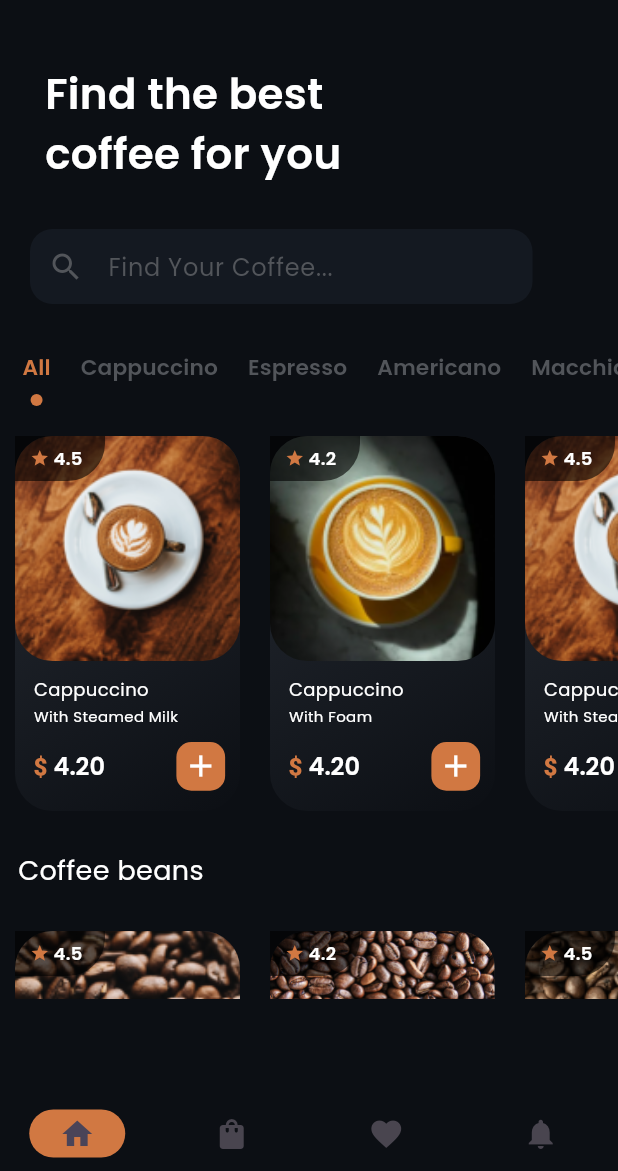
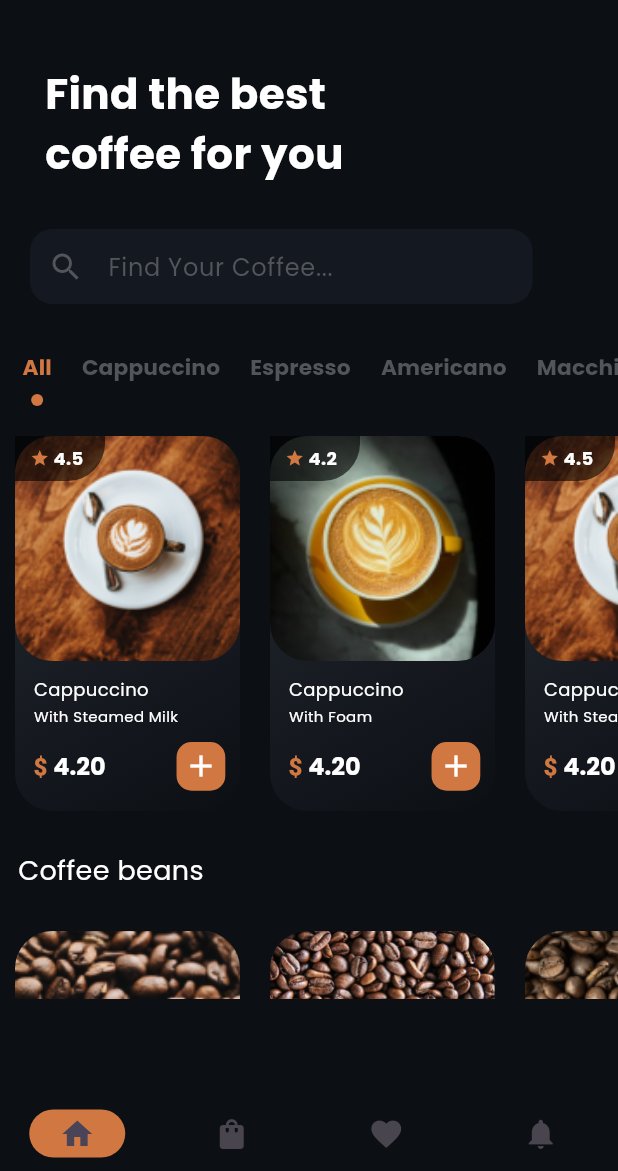
Before and after one commit to musamairshad/Coffee-Shop-App, a Flutter app: the screen it shows after launch, on a phone screen of 412 x 824 dp, the part 65-1236 px from its top. Run offline on Flutter 3.47's test engine with Material 3 defaults, Android fonts, the phone set to English and light mode, and no system bars; our stand-ins replace google_fonts.

```diff
--- a/lib/views/favorites_screen.dart
+++ b/lib/views/favorites_screen.dart
@@ -1,4 +1,5 @@
 import 'package:flutter/material.dart';
+import 'package:google_fonts/google_fonts.dart';
 import '../constants/colors.dart';
 
 class FavoritesScreen extends StatelessWidget {
@@ -12,13 +13,12 @@ class FavoritesScreen extends StatelessWidget {
       backgroundColor: kBgColor,
       appBar: AppBar(
         backgroundColor: kBgColor,
-        title: const Text(
+        title: Text(
           "Favorites",
-          style: TextStyle(
-            fontFamily: "Poppins",
-            fontSize: 20,
+          style: GoogleFonts.poppins(
             color: Colors.white,
             fontWeight: FontWeight.w600,
+            fontSize: 20,
           ),
         ),
         centerTitle: true,
--- a/lib/widgets/product_item.dart
+++ b/lib/widgets/product_item.dart
@@ -1,7 +1,9 @@
 import 'package:flutter/material.dart';
+import 'package:google_fonts/google_fonts.dart';
 
 import '../constants/colors.dart';
 import '../models/product.dart';
+import '../views/product_detail_screen.dart';
 // import 'package:flutter/widgets.dart';
 
 class ProductItem extends StatelessWidget {
@@ -16,11 +18,11 @@ class ProductItem extends StatelessWidget {
       // borderRadius: BorderRadius.circular(25),
       onTap: () {
         // print("Tap!");
-        // Navigator.of(context).push(
-        //   MaterialPageRoute(
-        //     builder: (ctx) => ProductDetailsScreen(item: product),
-        //   ),
-        // );
+        Navigator.of(context).push(
+          MaterialPageRoute(
+            builder: (ctx) => ProductDetailsScreen(item: product),
+          ),
+        );
       },
       child: Padding(
         padding: const EdgeInsets.symmetric(horizontal: 10),
@@ -58,6 +60,7 @@ class ProductItem extends StatelessWidget {
                             ),
                           )),
                     ),
+                    if (product.productType == ProductType.coffee)
                       Positioned(
                         left: 0,
                         right: 90,
@@ -72,6 +75,7 @@ class ProductItem extends StatelessWidget {
                           ),
                         ),
                       ),
+                    if (product.productType == ProductType.coffee)
                       Positioned(
                         left: 10,
                         right: 0,
@@ -89,10 +93,9 @@ class ProductItem extends StatelessWidget {
                             ),
                             Text(
                               product.productRating.toString(),
-                            style: const TextStyle(
+                              style: GoogleFonts.poppins(
                                 color: Colors.white,
                                 fontWeight: FontWeight.w600,
-                              fontFamily: "Poppins",
                                 fontSize: 12,
                               ),
                             ),
@@ -112,9 +115,8 @@ class ProductItem extends StatelessWidget {
                         children: [
                           Text(
                             product.productTitle,
-                            style: const TextStyle(
+                            style: GoogleFonts.poppins(
                               color: Colors.white,
-                              fontFamily: "Poppins",
                               fontSize: 12,
                             ),
                           ),
@@ -123,9 +125,8 @@ class ProductItem extends StatelessWidget {
                           ),
                           Text(
                             product.productSubtitle,
-                            style: const TextStyle(
+                            style: GoogleFonts.poppins(
                               color: Colors.white,
-                              fontFamily: "Poppins",
                               fontSize: 10,
                             ),
                           ),
@@ -157,11 +158,11 @@ class ProductItem extends StatelessWidget {
                                 ),
                                 TextSpan(
                                   text: product.productPrice.toStringAsFixed(2),
-                                  style: const TextStyle(
+                                  style: GoogleFonts.poppins(
                                     color: Colors.white,
-                                      fontFamily: "Poppins",
                                     fontSize: 16,
-                                      fontWeight: FontWeight.w600),
+                                    fontWeight: FontWeight.w600,
+                                  ),
                                 ),
                               ],
                             ),
--- a/lib/widgets/products_section.dart
+++ b/lib/widgets/products_section.dart
@@ -1,4 +1,5 @@
 import 'package:flutter/material.dart';
+import 'package:google_fonts/google_fonts.dart';
 
 import '../data/products_data.dart';
 import 'product_item.dart';
@@ -25,13 +26,12 @@ class ProductsSection extends StatelessWidget {
           const SizedBox(
             height: 15,
           ),
-          const Padding(
-            padding: EdgeInsets.all(12.0),
+          Padding(
+            padding: const EdgeInsets.all(12.0),
             child: Text(
               "Coffee beans",
-              style: TextStyle(
+              style: GoogleFonts.poppins(
                 color: Colors.white,
-                fontFamily: "Poppins",
                 fontSize: 18,
               ),
             ),
```
Also changed, not shown: pubspec.yaml (+9 -7 lines), pubspec.lock. Lines whose indentation alone changed are shown as unchanged.
